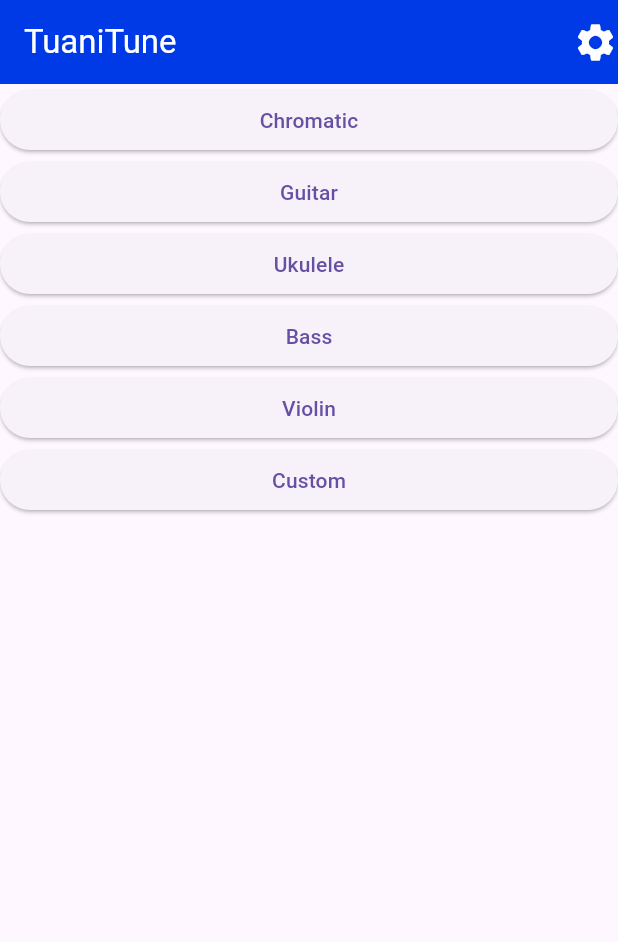
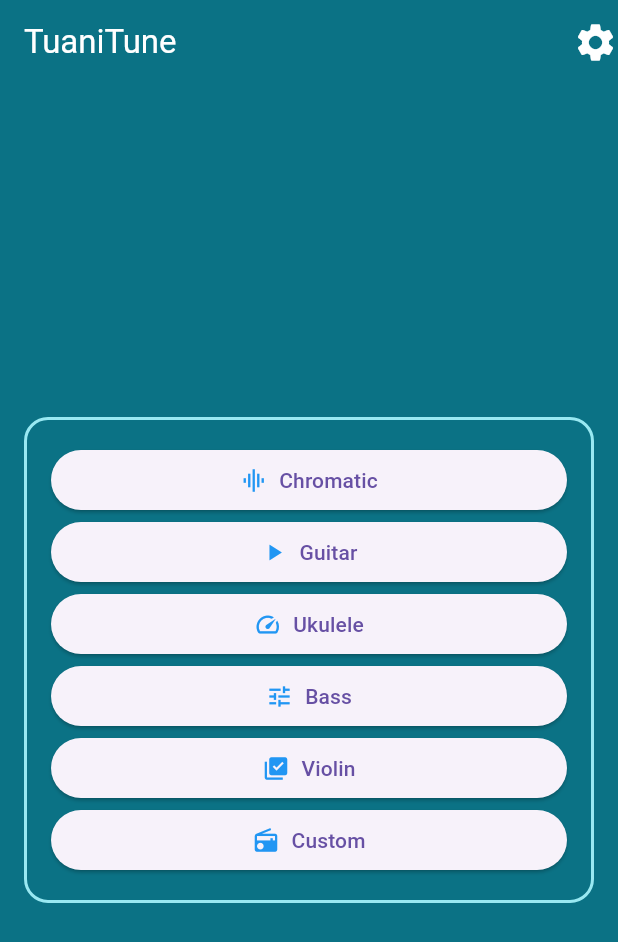
Before and after one commit to ErnestoVivas/tuani_tune, a Flutter app: the screen it shows after launch, on a phone screen of 412 x 824 dp. Shown: the top 942 px of the screen. Run offline on Flutter 3.47's test engine with Material 3 defaults, Android fonts, the light colour scheme and no system bars.

Commit message:
Advances in Home screen layout

```diff
--- a/lib/home.dart
+++ b/lib/home.dart
@@ -28,44 +28,100 @@ class _HomeState extends State<Home> {
   @override
   Widget build(BuildContext context) {
     return Scaffold(
+      backgroundColor: Color.fromRGBO(11, 114, 133, 1.0),
       appBar: AppBar(
+        backgroundColor: Color.fromRGBO(11, 114, 133, 1.0),
         title: Text("TuaniTune", style: TextStyle(color: Colors.white)),
-        backgroundColor: Color.fromRGBO(0, 57, 230, 1.0),
         actionsIconTheme: const IconThemeData(color: Colors.white, size: 30),
         actions: const [
           Icon(Icons.settings)
         ],
       ),
-      body: Column(
+      body: Center(
+        child: Container(
+        decoration: BoxDecoration(
+          border: Border.all(
+            color: Color.fromRGBO(153, 233, 242, 1.0), // Color del borde
+            width: 2.0, // Grosor del border),
+          ),
+          borderRadius:BorderRadius.circular(16),
+        ),
+        margin: EdgeInsets.all(16), // Margen de 16 en todos los lados
+        padding: EdgeInsets.all(16),
+        child: Column(
           mainAxisAlignment: MainAxisAlignment.spaceBetween,
           crossAxisAlignment: CrossAxisAlignment.stretch,
           mainAxisSize: MainAxisSize.min,
           children: <Widget> [
             ElevatedButton(
               onPressed: () => print('Chromatic pressed'),
-            child: Text('Chromatic', textAlign: TextAlign.center,),
+              child: Row(
+                mainAxisSize: MainAxisSize.min, // Ajusta el tamaño al contenido
+                children: [
+                  Icon(Icons.graphic_eq, color: Colors.blue), // Ícono,
+                  SizedBox(width: 8), // Espacio entre ícono y texto
+                  Text('Chromatic', textAlign: TextAlign.center),
+                ],
+              )
             ),
             ElevatedButton(
               onPressed: () => print('Guitar pressed'),
-            child: Text('Guitar', textAlign: TextAlign.center,),
+                child: Row(
+                  mainAxisSize: MainAxisSize.min, // Ajusta el tamaño al contenido
+                  children: [
+                    Icon(Icons.play_arrow, color: Colors.blue), // Ícono,
+                    SizedBox(width: 8), // Espacio entre ícono y texto
+                    Text('Guitar', textAlign: TextAlign.center),
+                  ],
+                )
             ),
             ElevatedButton(
               onPressed: () => print('Ukelele pressed'),
-            child:Text('Ukulele'),
+                child :Row(
+                  mainAxisSize: MainAxisSize.min, // Ajusta el tamaño al contenido
+                  children: [
+                    Icon(Icons.speed, color: Colors.blue), // Ícono,
+                    SizedBox(width: 8), // Espacio entre ícono y texto
+                    Text('Ukulele', textAlign: TextAlign.center),
+                  ],
+                )
             ),
             ElevatedButton(
               onPressed: () => print('Bass pressed'),
-            child:Text('Bass'),
+                child: Row(
+                  mainAxisSize: MainAxisSize.min, // Ajusta el tamaño al contenido
+                  children: [
+                    Icon(Icons.tune, color: Colors.blue), // Ícono,
+                    SizedBox(width: 8), // Espacio entre ícono y texto
+                    Text('Bass', textAlign: TextAlign.center),
+                  ],
+                )
             ),
             ElevatedButton(
               onPressed: () => print('Violin pressed'),
-            child:Text('Violin'),
+                child: Row(
+                  mainAxisSize: MainAxisSize.min, // Ajusta el tamaño al contenido
+                  children: [
+                    Icon(Icons.library_add_check, color: Colors.blue), // Ícono,
+                    SizedBox(width: 8), // Espacio entre ícono y texto
+                    Text('Violin', textAlign: TextAlign.center),
+                  ],
+                )
             ),
             ElevatedButton(
-            onPressed: () => print('Ukelele pressed'),
-            child: Text('Custom'),
+              onPressed: () => print('Custom pressed'),
+                child: Row(
+                  mainAxisSize: MainAxisSize.min, // Ajusta el tamaño al contenido
+                  children: [
+                    Icon(Icons.radio, color: Colors.blue), // Ícono,
+                    SizedBox(width: 8), // Espacio entre ícono y texto
+                    Text('Custom', textAlign: TextAlign.center),
+                  ],
+                )
             ),
           ],
+        ),
+      ),
       ),
     );
   }
```
Lines whose indentation alone changed are shown as unchanged.
